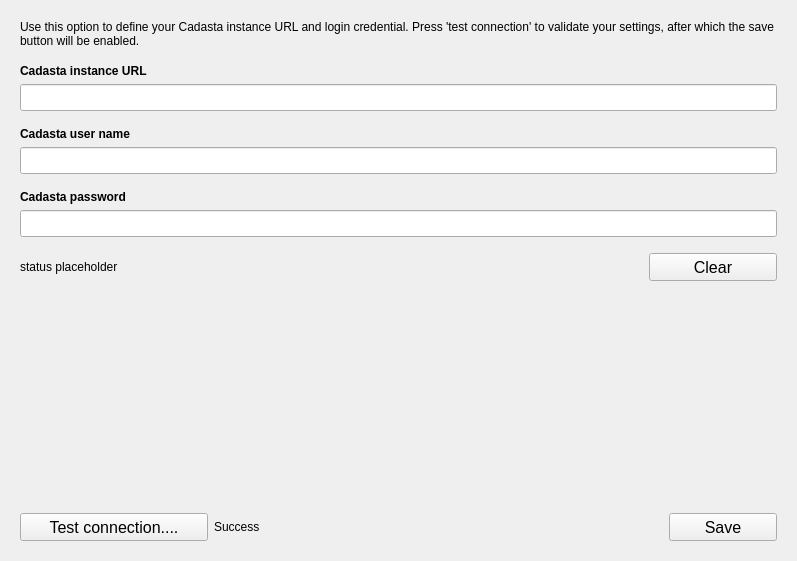
Old version of the form cadasta/gui/ui/widget/options_widget.ui in the repository Cadasta/cadasta-qgis-plugin.
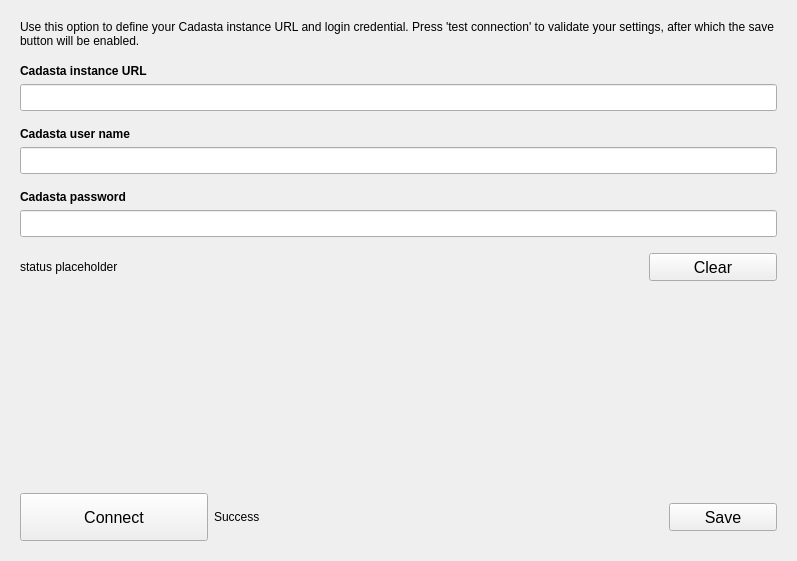
New version of the form.

Commit message: Updating Text in User Settings (#216)

```diff
--- a/cadasta/gui/ui/widget/options_widget.ui
+++ b/cadasta/gui/ui/widget/options_widget.ui
@@ -300,10 +300,10 @@
             <cursorShape>PointingHandCursor</cursorShape>
            </property>
            <property name="styleSheet">
-            <string notr="true">width: 180px; height: 20px; </string>
+            <string notr="true">width: 180px; height: 40px; </string>
            </property>
            <property name="text">
-            <string>Test connection....</string>
+            <string>Connect</string>
            </property>
           </widget>
          </item>
@@ -322,7 +322,7 @@
            <property name="sizeHint" stdset="0">
             <size>
              <width>40</width>
-             <height>20</height>
+             <height>40</height>
             </size>
            </property>
           </spacer>
```
The commit also changes 1 other file.
